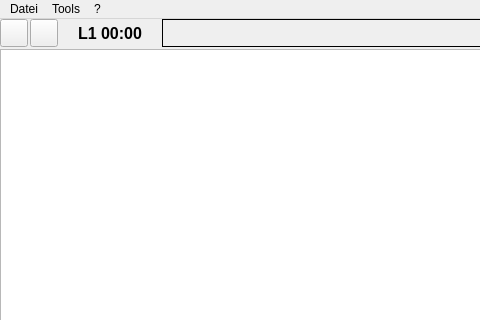
eventmusicmachine/emm, file view/mainwindow.ui: the form before one commit; both pictures show x 0 to 480 and y 0 to 320 of the 646 by 419 pixel window.
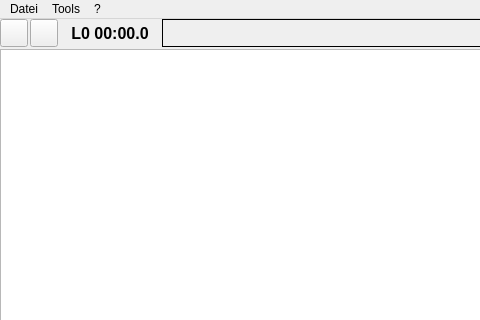
The form after the commit. Icons and pictures are not drawn. Custom widgets are drawn as their Qt base class.

The edit to the form file:
```diff
--- a/view/mainwindow.ui
+++ b/view/mainwindow.ui
@@ -171,7 +171,7 @@
              </font>
             </property>
             <property name="text">
-             <string>L1 00:00</string>
+             <string>L0 00:00.0</string>
             </property>
             <property name="alignment">
              <set>Qt::AlignCenter</set>
```
Left out of the diff: 2 changed lines with no effect on the pictures.
